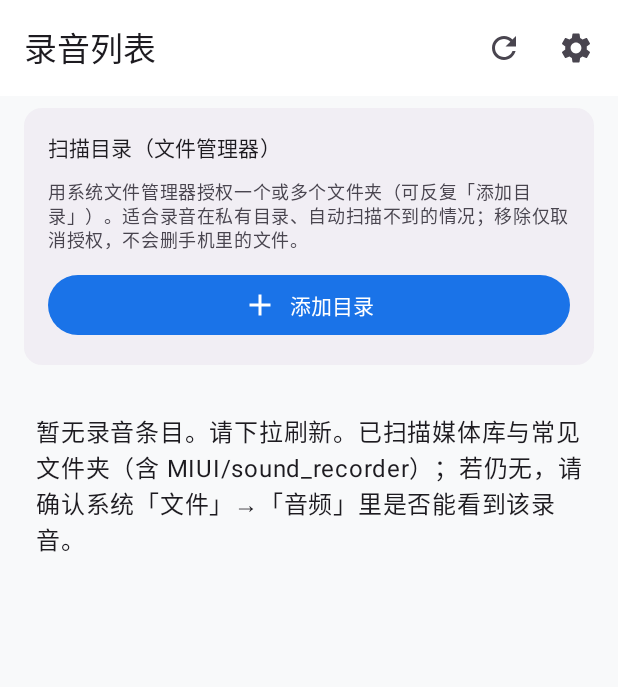
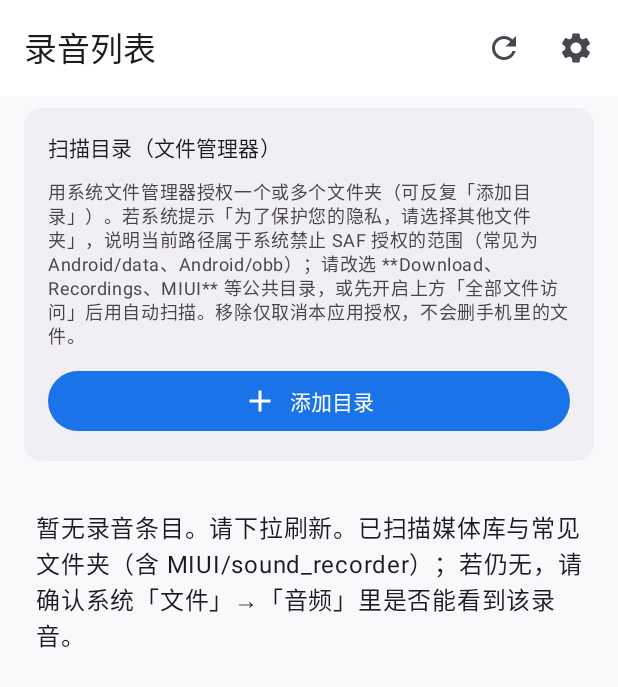
Before and after one commit to Kaine665/weight-agent, an Android app built with Jetpack Compose: the screen it shows after launch (MainActivity), after a tap on "添加目录", on a phone screen of 412 x 824 dp. Shown: the top 687 px of the screen. Run offline under Robolectric (Android 15) with nearby library versions, the phone set to English and light mode, and no system bars; our stand-ins replace Room's generated code; libraries missing offline, so code that uses them is left out: com.tencent.cos; 5 statements that could not run were skipped.

Commit message:
fix(ui): SAF 说明受保护目录限制并默认打开 Download
- 卡片文案解释系统「请选择其他文件夹」与 Android/data 不可 SAF 授权
- OpenDocumentTree 传入 primary:Download 初始位置，减少误入受限路径

Co-authored-by: Kaine <Kaine665@users.noreply.github.com>

```diff
--- /dev/null
+++ b/app/src/main/java/com/weightagent/app/data/saf/SafOpenHelper.kt
@@ -0,0 +1,23 @@
+package com.weightagent.app.data.saf
+
+import android.net.Uri
+import android.os.Environment
+import android.provider.DocumentsContract
+
+/**
+ * 为 [androidx.activity.result.contract.ActivityResultContracts.OpenDocumentTree] 提供初始位置，
+ * 尽量落在主存储 **Download** 等可授权目录，减少用户误入 `Android/data` 被系统拒绝。
+ */
+object SafOpenHelper {
+
+    private const val EXTERNAL_STORAGE_AUTHORITY = "com.android.externalstorage.documents"
+
+    /** 主存储「下载」目录的树 URI，供 SAF 选择器打开；失败时返回 null（由系统决定起始位置）。 */
+    fun initialTreeUriForPicker(): Uri? =
+        runCatching {
+            DocumentsContract.buildTreeDocumentUri(
+                EXTERNAL_STORAGE_AUTHORITY,
+                "primary:${Environment.DIRECTORY_DOWNLOADS}",
+            )
+        }.getOrNull()
+}
--- a/app/src/main/java/com/weightagent/app/ui/RecordingListScreen.kt
+++ b/app/src/main/java/com/weightagent/app/ui/RecordingListScreen.kt
@@ -56,6 +56,7 @@ import androidx.navigation.NavController
 import com.weightagent.app.data.db.RecordingEntity
 import com.weightagent.app.data.db.SyncStatus
 import com.weightagent.app.data.device.OemDevice
+import com.weightagent.app.data.saf.SafOpenHelper
 import com.weightagent.app.data.storage.AllFilesAccessHelper
 import com.weightagent.app.ui.nav.Routes
 import java.util.concurrent.TimeUnit
@@ -236,12 +237,12 @@ fun RecordingListScreen(
                             style = MaterialTheme.typography.titleSmall,
                         )
                         Text(
-                            "用系统文件管理器授权一个或多个文件夹（可反复「添加目录」）。适合录音在私有目录、自动扫描不到的情况；移除仅取消授权，不会删手机里的文件。",
+                            "用系统文件管理器授权一个或多个文件夹（可反复「添加目录」）。若系统提示「为了保护您的隐私，请选择其他文件夹」，说明当前路径属于系统禁止 SAF 授权的范围（常见为 Android/data、Android/obb）；请改选 **Download、Recordings、MIUI** 等公共目录，或先开启上方「全部文件访问」后用自动扫描。移除仅取消本应用授权，不会删手机里的文件。",
                             style = MaterialTheme.typography.bodySmall,
                             color = MaterialTheme.colorScheme.onSurfaceVariant,
                         )
                         Button(
-                            onClick = { openTreeLauncher.launch(null) },
+                            onClick = { openTreeLauncher.launch(SafOpenHelper.initialTreeUriForPicker()) },
                             modifier = Modifier.fillMaxWidth(),
                         ) {
                             Row(
```
